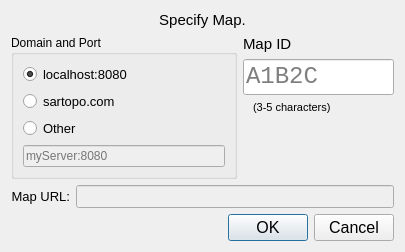
Qt form specifyMapDialog.ui (ncssar/plans_console) before a commit.
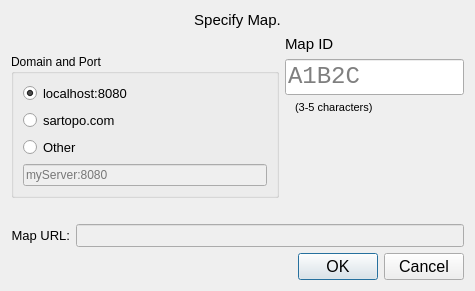
The same form after that commit.

What changed in the file:
```diff
--- a/specifyMapDialog.ui
+++ b/specifyMapDialog.ui
@@ -6,16 +6,22 @@
    <rect>
     <x>0</x>
     <y>0</y>
-    <width>420</width>
+    <width>475</width>
     <height>291</height>
    </rect>
   </property>
+  <property name="sizePolicy">
+   <sizepolicy hsizetype="Minimum" vsizetype="Minimum">
+    <horstretch>0</horstretch>
+    <verstretch>0</verstretch>
+   </sizepolicy>
+  </property>
   <property name="windowTitle">
    <string>Specify Map</string>
   </property>
   <layout class="QVBoxLayout" name="topLayout">
    <property name="sizeConstraint">
-    <enum>QLayout::SetFixedSize</enum>
+    <enum>QLayout::SetDefaultConstraint</enum>
    </property>
    <item>
     <widget class="QLabel" name="headerLabel">
@@ -37,8 +43,17 @@
    </item>
    <item>
     <layout class="QHBoxLayout" name="horizontalLayout" stretch="3,2">
+     <property name="sizeConstraint">
+      <enum>QLayout::SetDefaultConstraint</enum>
+     </property>
      <item>
       <widget class="QGroupBox" name="groupBox">
+       <property name="sizePolicy">
+        <sizepolicy hsizetype="Expanding" vsizetype="Fixed">
+         <horstretch>0</horstretch>
+         <verstretch>0</verstretch>
+        </sizepolicy>
+       </property>
        <property name="font">
         <font>
          <pointsize>9</pointsize>
@@ -50,6 +65,12 @@
        <layout class="QVBoxLayout" name="verticalLayout">
         <item>
          <widget class="QRadioButton" name="radioButton">
+          <property name="sizePolicy">
+           <sizepolicy hsizetype="Expanding" vsizetype="Preferred">
+            <horstretch>0</horstretch>
+            <verstretch>0</verstretch>
+           </sizepolicy>
+          </property>
           <property name="font">
            <font>
             <pointsize>10</pointsize>
@@ -68,6 +89,12 @@
         </item>
         <item>
          <widget class="QRadioButton" name="radioButton_2">
+          <property name="sizePolicy">
+           <sizepolicy hsizetype="Expanding" vsizetype="Preferred">
+            <horstretch>0</horstretch>
+            <verstretch>0</verstretch>
+           </sizepolicy>
+          </property>
           <property name="font">
            <font>
             <pointsize>10</pointsize>
@@ -83,6 +110,12 @@
         </item>
         <item>
          <widget class="QRadioButton" name="otherButton">
+          <property name="sizePolicy">
+           <sizepolicy hsizetype="Expanding" vsizetype="Preferred">
+            <horstretch>0</horstretch>
+            <verstretch>0</verstretch>
+           </sizepolicy>
+          </property>
           <property name="font">
            <font>
             <pointsize>10</pointsize>
@@ -102,7 +135,7 @@
            <bool>false</bool>
           </property>
           <property name="sizePolicy">
-           <sizepolicy hsizetype="Minimum" vsizetype="Fixed">
+           <sizepolicy hsizetype="Expanding" vsizetype="Fixed">
             <horstretch>0</horstretch>
             <verstretch>0</verstretch>
            </sizepolicy>
@@ -117,8 +150,17 @@
      </item>
      <item>
       <layout class="QVBoxLayout" name="verticalLayout_2">
+       <property name="sizeConstraint">
+        <enum>QLayout::SetDefaultConstraint</enum>
+       </property>
        <item>
         <widget class="QLabel" name="mapIdLabel">
+         <property name="sizePolicy">
+          <sizepolicy hsizetype="Minimum" vsizetype="Preferred">
+           <horstretch>0</horstretch>
+           <verstretch>0</verstretch>
+          </sizepolicy>
+         </property>
          <property name="font">
           <font>
            <pointsize>11</pointsize>
@@ -131,6 +173,12 @@
        </item>
        <item>
         <widget class="QLineEdit" name="mapIDField">
+         <property name="sizePolicy">
+          <sizepolicy hsizetype="Ignored" vsizetype="Fixed">
+           <horstretch>0</horstretch>
+           <verstretch>0</verstretch>
+          </sizepolicy>
+         </property>
          <property name="font">
           <font>
            <family>Liberation Mono</family>
@@ -149,6 +197,12 @@
        </item>
        <item>
         <widget class="QLabel" name="label_4">
+         <property name="sizePolicy">
+          <sizepolicy hsizetype="Minimum" vsizetype="Preferred">
+           <horstretch>0</horstretch>
+           <verstretch>0</verstretch>
+          </sizepolicy>
+         </property>
          <property name="font">
           <font>
            <pointsize>8</pointsize>
@@ -201,6 +255,12 @@
        <property name="enabled">
         <bool>false</bool>
        </property>
+       <property name="sizePolicy">
+        <sizepolicy hsizetype="Expanding" vsizetype="Fixed">
+         <horstretch>0</horstretch>
+         <verstretch>0</verstretch>
+        </sizepolicy>
+       </property>
        <property name="font">
         <font>
          <pointsize>10</pointsize>
@@ -212,6 +272,12 @@
    </item>
    <item>
     <widget class="QDialogButtonBox" name="buttonBox">
+     <property name="sizePolicy">
+      <sizepolicy hsizetype="Expanding" vsizetype="Fixed">
+       <horstretch>0</horstretch>
+       <verstretch>0</verstretch>
+      </sizepolicy>
+     </property>
      <property name="font">
       <font>
        <pointsize>12</pointsize>
```
Left out of the diff: 5 changed lines with no effect on the pictures.
